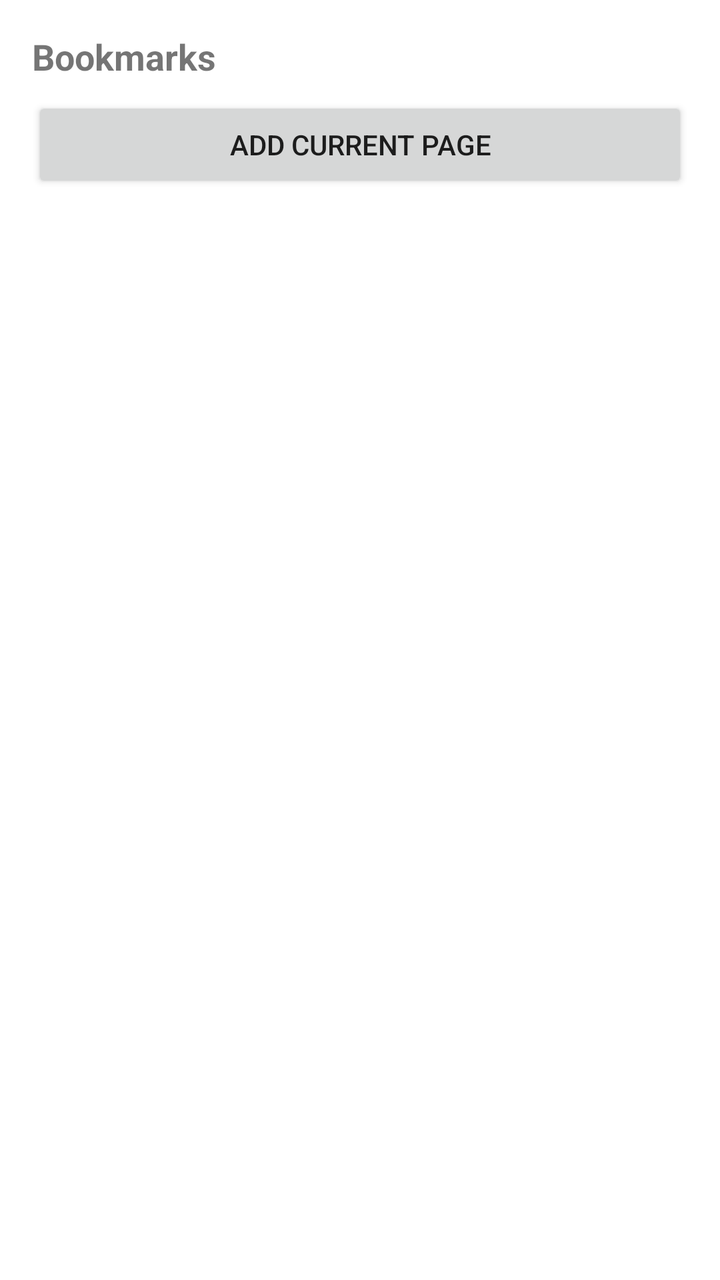
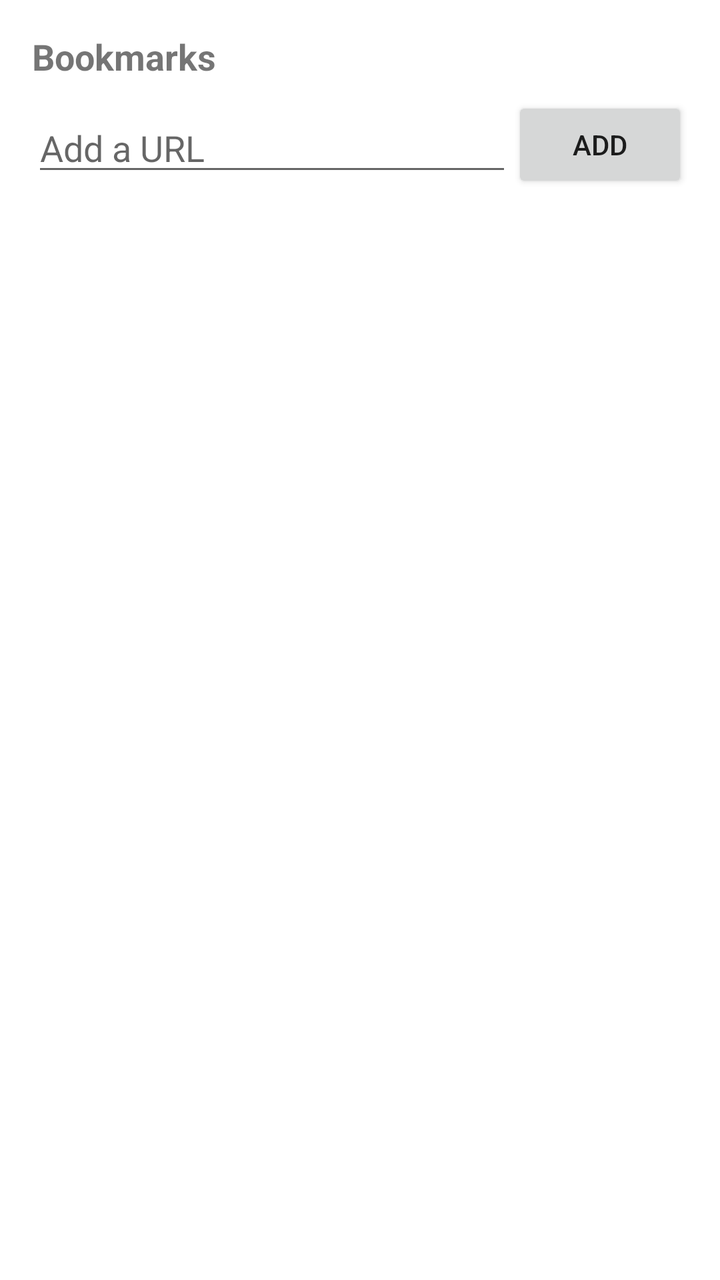

Two renders of the same Android screen: before a commit and after it. Below are the layout's source before the change and the commit's diff.
<!-- AndroidManifest.xml: application theme Theme.CookiesExtractor -->
<!-- res/layout/dialog_bookmarks.xml -->
<?xml version="1.0" encoding="utf-8"?>
<LinearLayout xmlns:android="http://schemas.android.com/apk/res/android"
    android:layout_width="match_parent"
    android:layout_height="wrap_content"
    android:orientation="vertical"
    android:padding="16dp">

    <TextView
        android:layout_width="match_parent"
        android:layout_height="wrap_content"
        android:paddingBottom="8dp"
        android:text="@string/bookmarks_title"
        android:textSize="18sp"
        android:textStyle="bold" />

    <Button
        android:id="@+id/add_current"
        android:layout_width="match_parent"
        android:layout_height="wrap_content"
        android:text="@string/add_current" />

    <TextView
        android:id="@+id/bookmarks_empty"
        android:layout_width="match_parent"
        android:layout_height="wrap_content"
        android:gravity="center"
        android:padding="16dp"
        android:text="@string/bookmarks_empty"
        android:visibility="gone" />

    <androidx.core.widget.NestedScrollView
        android:layout_width="match_parent"
        android:layout_height="wrap_content">

        <LinearLayout
            android:id="@+id/bookmarks_list"
            android:layout_width="match_parent"
            android:layout_height="wrap_content"
            android:orientation="vertical" />

    </androidx.core.widget.NestedScrollView>

</LinearLayout>
<!-- resources referenced by this layout -->
<resources>
  <string name="add_current">Add current page</string>
  <string name="bookmarks_empty">No bookmarks saved</string>
  <string name="bookmarks_title">Bookmarks</string>
  <style name="Theme.CookiesExtractor" parent="Theme.MaterialComponents.DayNight.NoActionBar" />
</resources>

<!-- the commit's change to res/layout/dialog_bookmarks.xml (unified diff, before → after) -->
@@ -13,11 +13,29 @@
         android:textSize="18sp"
         android:textStyle="bold" />
 
-    <Button
-        android:id="@+id/add_current"
+    
+    <LinearLayout
         android:layout_width="match_parent"
         android:layout_height="wrap_content"
-        android:text="@string/add_current" />
+        android:gravity="center_vertical"
+        android:orientation="horizontal">
+
+        <EditText
+            android:id="@+id/bm_url_input"
+            android:layout_width="0dp"
+            android:layout_height="wrap_content"
+            android:layout_weight="1"
+            android:hint="@string/bm_url_hint"
+            android:imeOptions="actionDone"
+            android:inputType="textUri"
+            android:maxLines="1" />
+
+        <Button
+            android:id="@+id/bm_add"
+            android:layout_width="wrap_content"
+            android:layout_height="wrap_content"
+            android:text="@string/bm_add" />
+    </LinearLayout>
 
     <TextView
         android:id="@+id/bookmarks_empty"
<!-- resource entries referenced after the edit -->
@@ -1,6 +1,7 @@
 <!-- resources referenced by this layout -->
 <resources>
-  <string name="add_current">Add current page</string>
+  <string name="bm_add">Add</string>
+  <string name="bm_url_hint">Add a URL</string>
   <string name="bookmarks_empty">No bookmarks saved</string>
   <string name="bookmarks_title">Bookmarks</string>
   <style name="Theme.CookiesExtractor" parent="Theme.MaterialComponents.DayNight.NoActionBar" />
